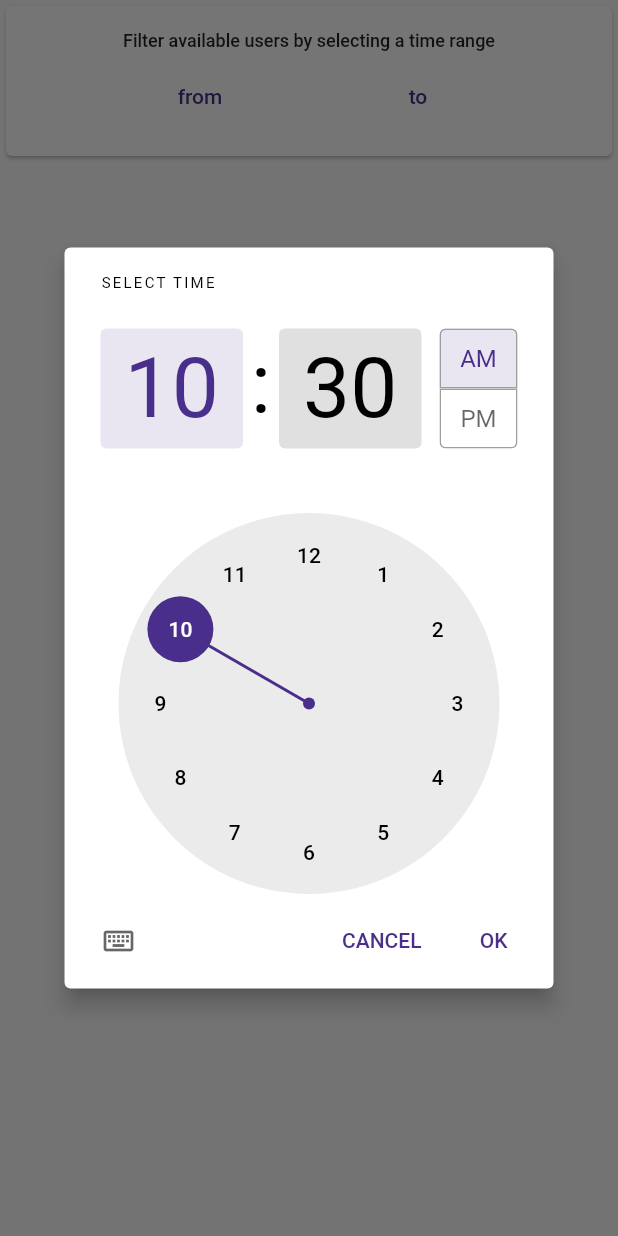
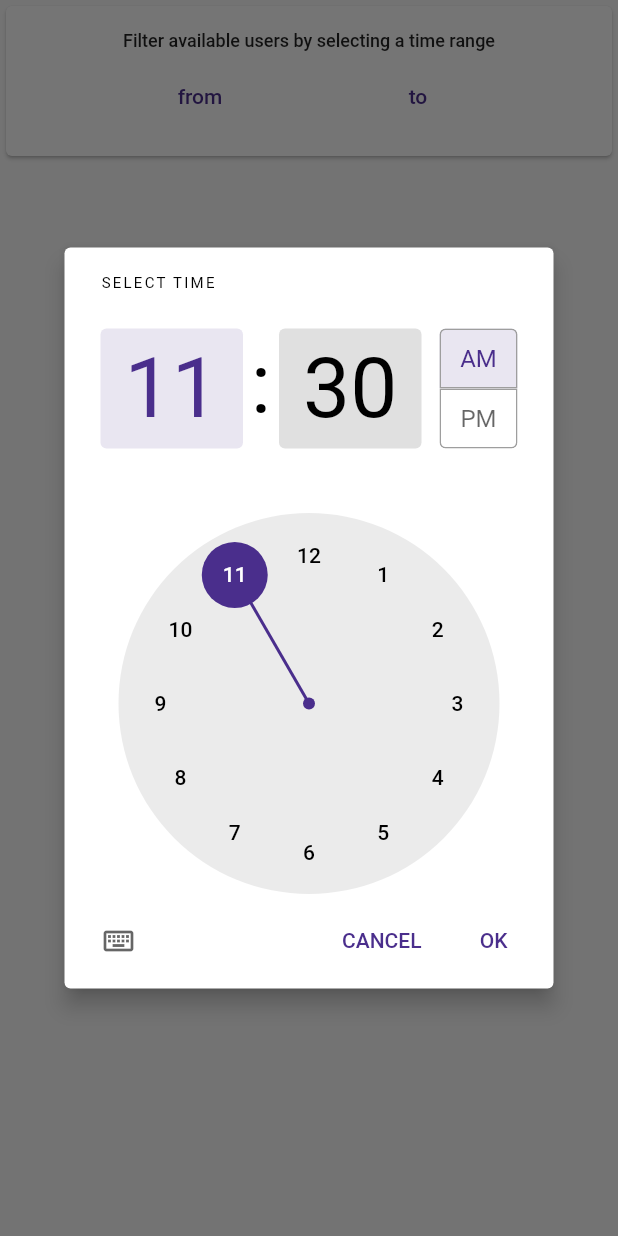
Before and after one commit to chuonglam/schedule_booking, a Flutter app: the FilterForm widget shown alone on an empty page, opened directly, after a tap on "to", on a phone screen of 412 x 824 dp. Run offline on Flutter 3.47's test engine with Material 2 defaults, Android fonts, the phone set to English and light mode, and no system bars; our stand-ins replace flutter_svg, get, get_it, google_fonts, injectable, parse_server_sdk and 1 more.

Commit message:
fix calendar ui and filter button ui

```diff
--- a/lib/screens/create_schedule/widgets/filter_button.dart
+++ b/lib/screens/create_schedule/widgets/filter_button.dart
@@ -15,7 +15,7 @@ class FilterButton extends StatelessWidget {
       hoverColor: Colors.transparent,
       icon: SvgPicture.asset(
         "ic_filter.svg".svgPath,
-        color: hasData ? AppStyles.mainColor : null,
+        color: hasData ? AppStyles.mainColor : const Color(0xFFCDCDCD),
       ),
       onPressed: onTap,
     );
--- a/lib/screens/create_schedule/widgets/filter_form.dart
+++ b/lib/screens/create_schedule/widgets/filter_form.dart
@@ -9,6 +9,7 @@ class FilterForm extends GetView<CreateScheduleController> {
 
   @override
   Widget build(BuildContext context) {
+    final DateTime now = DateTime.now();
     return Card(
       child: Container(
         padding: const EdgeInsets.all(16),
@@ -28,8 +29,8 @@ class FilterForm extends GetView<CreateScheduleController> {
                   onPressed: () {
                     showTimePicker(
                       context: context,
-                      initialTime:
-                          controller.filter?.fromTime ?? TimeOfDay.now(),
+                      initialTime: controller.filter?.fromTime ??
+                          TimeOfDay.fromDateTime(now),
                     ).then((value) {
                       _updateFilter(context, fromTime: value);
                     });
@@ -42,7 +43,9 @@ class FilterForm extends GetView<CreateScheduleController> {
                   onPressed: () {
                     showTimePicker(
                       context: context,
-                      initialTime: controller.filter?.toTime ?? TimeOfDay.now(),
+                      initialTime: controller.filter?.toTime ??
+                          TimeOfDay.fromDateTime(now.add(const Duration(
+                              minutes: defaultBookingScheduleTimeInMins))),
                     ).then((value) {
                       _updateFilter(context, toTime: value);
                     });
```
Also changed, not shown: common/lib/src/extensions.dart (+16 -16 lines), lib/screens/home/widgets/schedules_calendar.dart (+8 -1 lines).
